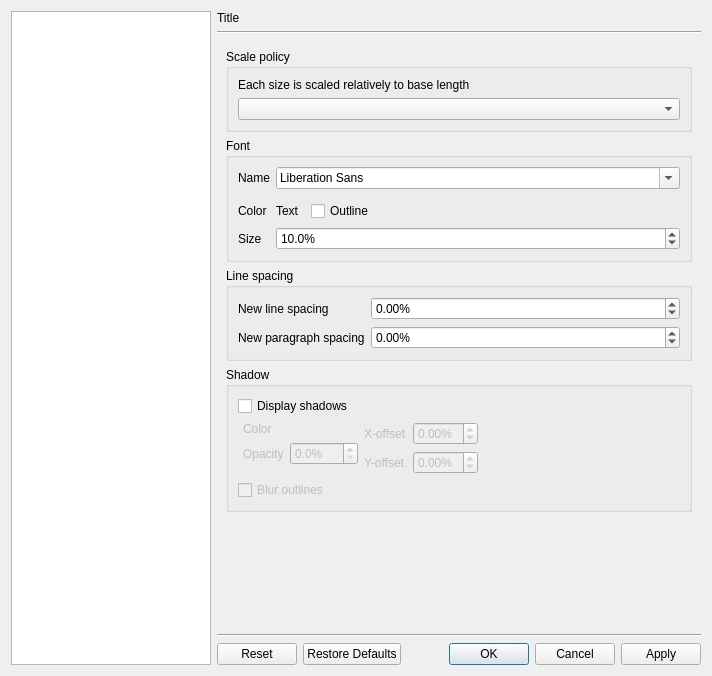
bylee20/bomi, file src/cmplayer/ui/prefdialog.ui: the form before one commit.
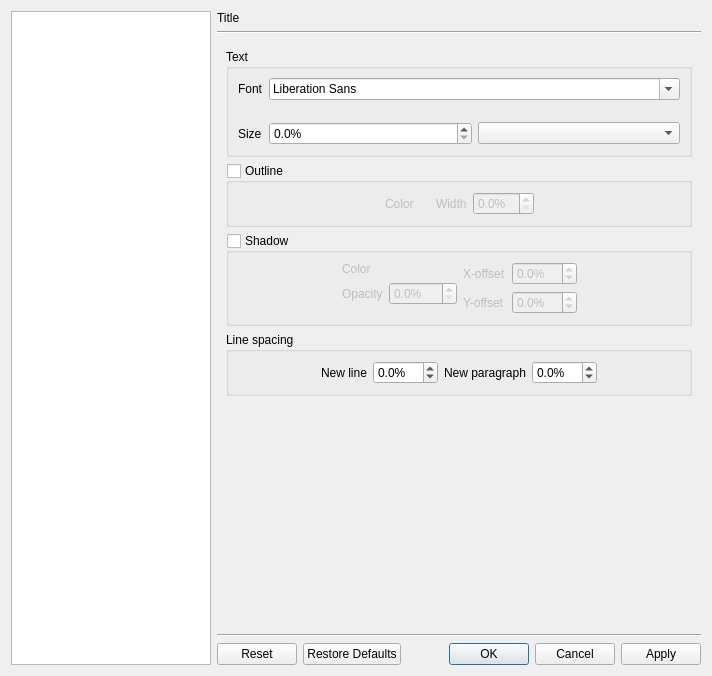
The form after the commit. The open tabs and pages were chosen to show the change. Icons and pictures are not drawn. Custom widgets are drawn as their Qt base class.

Diff of the .ui file:
```diff
--- a/src/cmplayer/ui/prefdialog.ui
+++ b/src/cmplayer/ui/prefdialog.ui
@@ -75,7 +75,7 @@
      <item>
       <widget class="QStackedWidget" name="stack">
        <property name="currentIndex">
-        <number>1</number>
+        <number>5</number>
        </property>
        <widget class="QWidget" name="open_media">
         <layout class="QVBoxLayout" name="verticalLayout">
@@ -1472,40 +1472,17 @@
         </layout>
        </widget>
        <widget class="QWidget" name="sub_appearance">
-        <layout class="QVBoxLayout" name="verticalLayout_26">
-         <item>
-          <widget class="QGroupBox" name="groupBox_22">
-           <property name="title">
-            <string>Scale policy</string>
-           </property>
            <layout class="QVBoxLayout" name="verticalLayout_17">
             <item>
-             <widget class="QLabel" name="label_16">
-              <property name="text">
-               <string>Each size is scaled relatively to base length</string>
-              </property>
-             </widget>
-            </item>
-            <item>
-             <widget class="OsdScalePolicyComboBox" name="sub_auto_size">
-              <property name="sizeAdjustPolicy">
-               <enum>QComboBox::AdjustToContents</enum>
-              </property>
-             </widget>
-            </item>
-           </layout>
-          </widget>
-         </item>
-         <item>
           <widget class="QGroupBox" name="groupBox_11">
            <property name="title">
-            <string>Font</string>
+            <string>Text</string>
            </property>
            <layout class="QFormLayout" name="formLayout_2">
             <item row="0" column="0">
              <widget class="QLabel" name="label_2">
               <property name="text">
-               <string>Name</string>
+               <string>Font</string>
               </property>
              </widget>
             </item>
@@ -1513,61 +1490,33 @@
              <widget class="QFontComboBox" name="sub_font_family"/>
             </item>
             <item row="1" column="1">
-             <widget class="FontOptionWidget" name="sub_font_option" native="true"/>
-            </item>
-            <item row="2" column="0">
-             <widget class="QLabel" name="label_3">
-              <property name="text">
-               <string>Color</string>
-              </property>
-             </widget>
-            </item>
-            <item row="2" column="1">
              <layout class="QHBoxLayout" name="horizontalLayout_8">
               <item>
-               <widget class="QLabel" name="label_22">
-                <property name="text">
-                 <string>Text</string>
-                </property>
-               </widget>
-              </item>
-              <item>
-               <widget class="ColorSelectWidget" name="sub_text_color" native="true"/>
-              </item>
-              <item>
-               <widget class="QCheckBox" name="sub_outline">
-                <property name="text">
-                 <string>Outline</string>
-                </property>
-               </widget>
-              </item>
-              <item>
-               <widget class="ColorSelectWidget" name="sub_outline_color" native="true"/>
-              </item>
-              <item>
-               <spacer name="horizontalSpacer_8">
-                <property name="orientation">
-                 <enum>Qt::Horizontal</enum>
-                </property>
-                <property name="sizeHint" stdset="0">
+               <widget class="ColorSelectWidget" name="sub_font_color" native="true">
+                <property name="minimumSize">
                  <size>
-                  <width>40</width>
-                  <height>20</height>
+                  <width>10</width>
+                  <height>10</height>
                  </size>
                 </property>
-               </spacer>
+               </widget>
+              </item>
+              <item>
+               <widget class="FontOptionWidget" name="sub_font_option" native="true"/>
               </item>
              </layout>
             </item>
-            <item row="3" column="0">
+            <item row="2" column="0">
              <widget class="QLabel" name="label_21">
               <property name="text">
                <string>Size</string>
               </property>
              </widget>
             </item>
-            <item row="3" column="1">
-             <widget class="QDoubleSpinBox" name="sub_size_scale">
+            <item row="2" column="1">
+             <layout class="QHBoxLayout" name="horizontalLayout_13">
+              <item>
+               <widget class="QDoubleSpinBox" name="sub_font_size">
               <property name="accelerated">
                <bool>true</bool>
               </property>
@@ -1581,59 +1530,73 @@
                <double>99.000000000000000</double>
               </property>
               <property name="singleStep">
-               <double>0.500000000000000</double>
-              </property>
-              <property name="value">
-               <double>10.000000000000000</double>
+                 <double>1.000000000000000</double>
+                </property>
+               </widget>
+              </item>
+              <item>
+               <widget class="OsdScalePolicyComboBox" name="sub_font_scale">
+                <property name="sizeAdjustPolicy">
+                 <enum>QComboBox::AdjustToContents</enum>
               </property>
              </widget>
             </item>
            </layout>
+            </item>
+           </layout>
           </widget>
          </item>
          <item>
-          <widget class="QGroupBox" name="groupBox_23">
+          <widget class="QGroupBox" name="sub_outline">
            <property name="title">
-            <string>Line spacing</string>
+            <string>Outline</string>
            </property>
-           <layout class="QFormLayout" name="formLayout_13">
-            <item row="0" column="1">
-             <widget class="QDoubleSpinBox" name="sub_new_line_spacing">
-              <property name="enabled">
+           <property name="checkable">
                <bool>true</bool>
               </property>
-              <property name="accelerated">
-               <bool>true</bool>
-              </property>
-              <property name="suffix">
-               <string notr="true">%</string>
+           <property name="checked">
+            <bool>false</bool>
+           </property>
+           <layout class="QHBoxLayout" name="horizontalLayout_7">
+            <item>
+             <spacer name="horizontalSpacer_7">
+              <property name="orientation">
+               <enum>Qt::Horizontal</enum>
               </property>
-              <property name="decimals">
-               <number>2</number>
+              <property name="sizeHint" stdset="0">
+               <size>
+                <width>0</width>
+                <height>20</height>
+               </size>
               </property>
-              <property name="minimum">
-               <double>-10.000000000000000</double>
+             </spacer>
+            </item>
+            <item>
+             <widget class="QLabel" name="label_3">
+              <property name="text">
+               <string>Color</string>
               </property>
-              <property name="maximum">
-               <double>10.000000000000000</double>
+             </widget>
+            </item>
+            <item>
+             <widget class="ColorSelectWidget" name="sub_outline_color" native="true">
+              <property name="minimumSize">
+               <size>
+                <width>10</width>
+                <height>10</height>
+               </size>
               </property>
-              <property name="singleStep">
-               <double>0.100000000000000</double>
-              </property>
              </widget>
             </item>
-            <item row="1" column="0">
-             <widget class="QLabel" name="label_17">
+            <item>
+             <widget class="QLabel" name="label_5">
               <property name="text">
-               <string>New paragraph spacing</string>
+               <string>Width</string>
               </property>
              </widget>
             </item>
-            <item row="1" column="1">
-             <widget class="QDoubleSpinBox" name="sub_new_paragraph_spacing">
-              <property name="enabled">
-               <bool>true</bool>
-              </property>
+            <item>
+             <widget class="QDoubleSpinBox" name="sub_outline_width">
               <property name="accelerated">
                <bool>true</bool>
               </property>
@@ -1641,43 +1604,43 @@
                <string notr="true">%</string>
               </property>
               <property name="decimals">
-               <number>2</number>
+               <number>1</number>
               </property>
-              <property name="minimum">
-               <double>-10.000000000000000</double>
-              </property>
               <property name="maximum">
-               <double>10.000000000000000</double>
+               <double>99.000000000000000</double>
               </property>
               <property name="singleStep">
-               <double>0.100000000000000</double>
+               <double>1.000000000000000</double>
               </property>
              </widget>
             </item>
-            <item row="0" column="0">
-             <widget class="QLabel" name="label">
-              <property name="text">
-               <string>New line spacing</string>
+            <item>
+             <spacer name="horizontalSpacer_8">
+              <property name="orientation">
+               <enum>Qt::Horizontal</enum>
               </property>
-             </widget>
+              <property name="sizeHint" stdset="0">
+               <size>
+                <width>0</width>
+                <height>20</height>
+               </size>
+              </property>
+             </spacer>
             </item>
            </layout>
           </widget>
          </item>
          <item>
-          <widget class="QGroupBox" name="groupBox_12">
+          <widget class="QGroupBox" name="sub_shadow">
            <property name="title">
             <string>Shadow</string>
            </property>
-           <layout class="QVBoxLayout" name="verticalLayout_16">
-            <item>
-             <widget class="QCheckBox" name="sub_has_shadow">
-              <property name="text">
-               <string>Display shadows</string>
-              </property>
-             </widget>
-            </item>
-            <item>
+           <property name="checkable">
+            <bool>true</bool>
+           </property>
+           <property name="checked">
+            <bool>false</bool>
+           </property>
              <layout class="QHBoxLayout" name="horizontalLayout_10">
               <item>
                <spacer name="horizontalSpacer_11">
@@ -1685,12 +1648,12 @@
                  <enum>Qt::Horizontal</enum>
                 </property>
                 <property name="sizeType">
-                 <enum>QSizePolicy::Fixed</enum>
+               <enum>QSizePolicy::Expanding</enum>
                 </property>
                 <property name="sizeHint" stdset="0">
                  <size>
-                  <width>5</width>
-                  <height>5</height>
+                <width>55</width>
+                <height>13</height>
                  </size>
                 </property>
                </spacer>
@@ -1699,9 +1662,6 @@
                <layout class="QFormLayout" name="formLayout_3">
                 <item row="0" column="0">
                  <widget class="QLabel" name="label_6">
-                  <property name="enabled">
-                   <bool>false</bool>
-                  </property>
                   <property name="text">
                    <string>Color</string>
                   </property>
@@ -1709,9 +1669,6 @@
                 </item>
                 <item row="0" column="1">
                  <widget class="ColorSelectWidget" name="sub_shadow_color" native="true">
-                  <property name="enabled">
-                   <bool>false</bool>
-                  </property>
                   <property name="sizePolicy">
                    <sizepolicy hsizetype="Preferred" vsizetype="Preferred">
                     <horstretch>0</horstretch>
@@ -1728,9 +1685,6 @@
                 </item>
                 <item row="1" column="0">
                  <widget class="QLabel" name="label_24">
-                  <property name="enabled">
-                   <bool>false</bool>
-                  </property>
                   <property name="text">
                    <string>Opacity</string>
                   </property>
@@ -1738,9 +1692,6 @@
                 </item>
                 <item row="1" column="1">
                  <widget class="QDoubleSpinBox" name="sub_shadow_opacity">
-                  <property name="enabled">
-                   <bool>false</bool>
-                  </property>
                   <property name="suffix">
                    <string notr="true">%</string>
                   </property>
@@ -1755,9 +1706,6 @@
                <layout class="QFormLayout" name="formLayout_8">
                 <item row="0" column="0">
                  <widget class="QLabel" name="label_8">
-                  <property name="enabled">
-                   <bool>false</bool>
-                  </property>
                   <property name="text">
                    <string>X-offset</string>
                   </property>
@@ -1765,9 +1713,6 @@
                 </item>
                 <item row="0" column="1">
                  <widget class="QDoubleSpinBox" name="sub_shadow_offset_x">
-                  <property name="enabled">
-                   <bool>false</bool>
-                  </property>
                   <property name="accelerated">
                    <bool>true</bool>
                   </property>
@@ -1775,24 +1720,21 @@
                    <string notr="true">%</string>
                   </property>
                   <property name="decimals">
-                   <number>2</number>
+                 <number>1</number>
                   </property>
                   <property name="minimum">
-                   <double>-1.000000000000000</double>
+                 <double>-99.000000000000000</double>
                   </property>
                   <property name="maximum">
-                   <double>1.000000000000000</double>
+                 <double>99.000000000000000</double>
                   </property>
                   <property name="singleStep">
-                   <double>0.100000000000000</double>
+                 <double>1.000000000000000</double>
                   </property>
                  </widget>
                 </item>
                 <item row="1" column="0">
                  <widget class="QLabel" name="label_15">
-                  <property name="enabled">
-                   <bool>false</bool>
-                  </property>
                   <property name="text">
                    <string>Y-offset</string>
                   </property>
@@ -1800,9 +1742,6 @@
                 </item>
                 <item row="1" column="1">
                  <widget class="QDoubleSpinBox" name="sub_shadow_offset_y">
-                  <property name="enabled">
-                   <bool>false</bool>
-                  </property>
                   <property name="accelerated">
                    <bool>true</bool>
                   </property>
@@ -1810,16 +1749,16 @@
                    <string notr="true">%</string>
                   </property>
                   <property name="decimals">
-                   <number>2</number>
+                 <number>1</number>
                   </property>
                   <property name="minimum">
-                   <double>-1.000000000000000</double>
+                 <double>-99.000000000000000</double>
                   </property>
                   <property name="maximum">
-                   <double>1.000000000000000</double>
+                 <double>99.000000000000000</double>
                   </property>
                   <property name="singleStep">
-                   <double>0.100000000000000</double>
+                 <double>1.000000000000000</double>
                   </property>
                  </widget>
                 </item>
@@ -1832,24 +1771,111 @@
                 </property>
                 <property name="sizeHint" stdset="0">
                  <size>
-                  <width>40</width>
+                <width>54</width>
                   <height>20</height>
                  </size>
                 </property>
                </spacer>
               </item>
              </layout>
+          </widget>
             </item>
             <item>
-             <widget class="QCheckBox" name="sub_shadow_blur">
+          <widget class="QGroupBox" name="groupBox_23">
+           <property name="title">
+            <string>Line spacing</string>
+           </property>
+           <layout class="QHBoxLayout" name="horizontalLayout_15">
+            <item>
+             <spacer name="horizontalSpacer_13">
+              <property name="orientation">
+               <enum>Qt::Horizontal</enum>
+              </property>
+              <property name="sizeHint" stdset="0">
+               <size>
+                <width>24</width>
+                <height>20</height>
+               </size>
+              </property>
+             </spacer>
+            </item>
+            <item>
+             <widget class="QLabel" name="label">
+              <property name="text">
+               <string>New line</string>
+              </property>
+             </widget>
+            </item>
+            <item>
+             <widget class="QDoubleSpinBox" name="sub_spacing_line">
               <property name="enabled">
-               <bool>false</bool>
+               <bool>true</bool>
               </property>
+              <property name="accelerated">
+               <bool>true</bool>
+              </property>
+              <property name="suffix">
+               <string notr="true">%</string>
+              </property>
+              <property name="decimals">
+               <number>1</number>
+              </property>
+              <property name="minimum">
+               <double>-99.000000000000000</double>
+              </property>
+              <property name="maximum">
+               <double>99.000000000000000</double>
+              </property>
+              <property name="singleStep">
+               <double>1.000000000000000</double>
+              </property>
+             </widget>
+            </item>
+            <item>
+             <widget class="QLabel" name="label_17">
               <property name="text">
-               <string>Blur outlines</string>
+               <string>New paragraph</string>
               </property>
              </widget>
             </item>
+            <item>
+             <widget class="QDoubleSpinBox" name="sub_spacing_paragraph">
+              <property name="enabled">
+               <bool>true</bool>
+              </property>
+              <property name="accelerated">
+               <bool>true</bool>
+              </property>
+              <property name="suffix">
+               <string notr="true">%</string>
+              </property>
+              <property name="decimals">
+               <number>1</number>
+              </property>
+              <property name="minimum">
+               <double>-99.000000000000000</double>
+              </property>
+              <property name="maximum">
+               <double>99.000000000000000</double>
+              </property>
+              <property name="singleStep">
+               <double>1.000000000000000</double>
+              </property>
+             </widget>
+            </item>
+            <item>
+             <spacer name="horizontalSpacer_14">
+              <property name="orientation">
+               <enum>Qt::Horizontal</enum>
+              </property>
+              <property name="sizeHint" stdset="0">
+               <size>
+                <width>24</width>
+                <height>20</height>
+               </size>
+              </property>
+             </spacer>
+            </item>
            </layout>
           </widget>
          </item>
```
Left out of the diff: 160 changed lines with no effect on the pictures. Lines whose indentation alone changed are shown as unchanged.
